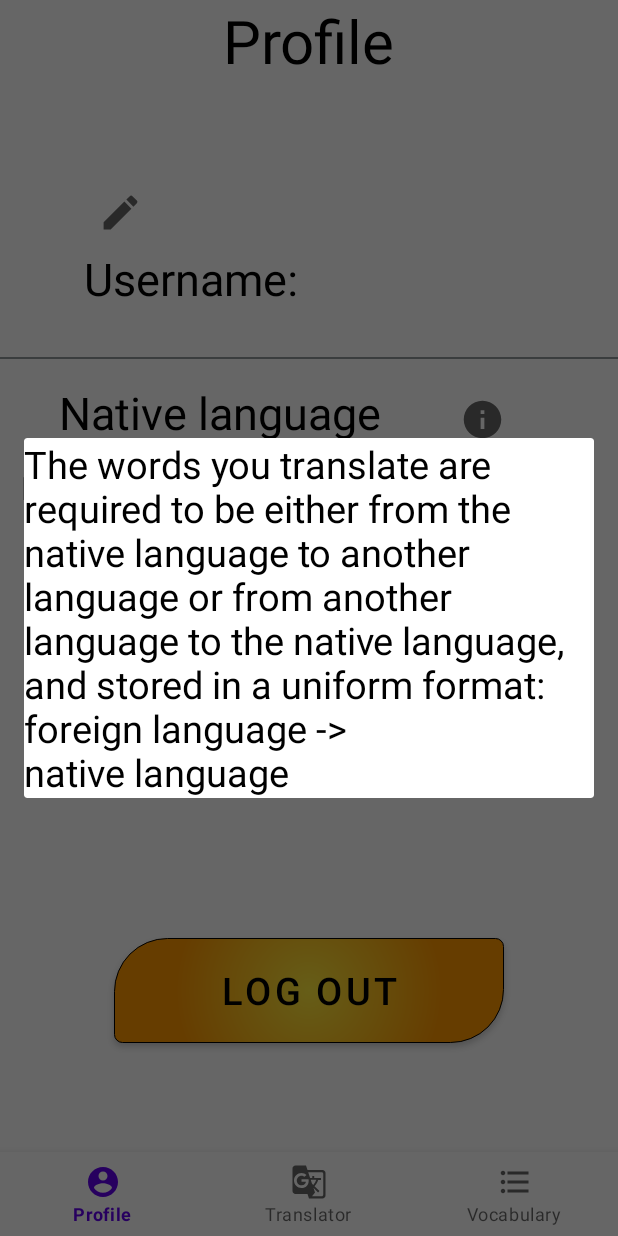
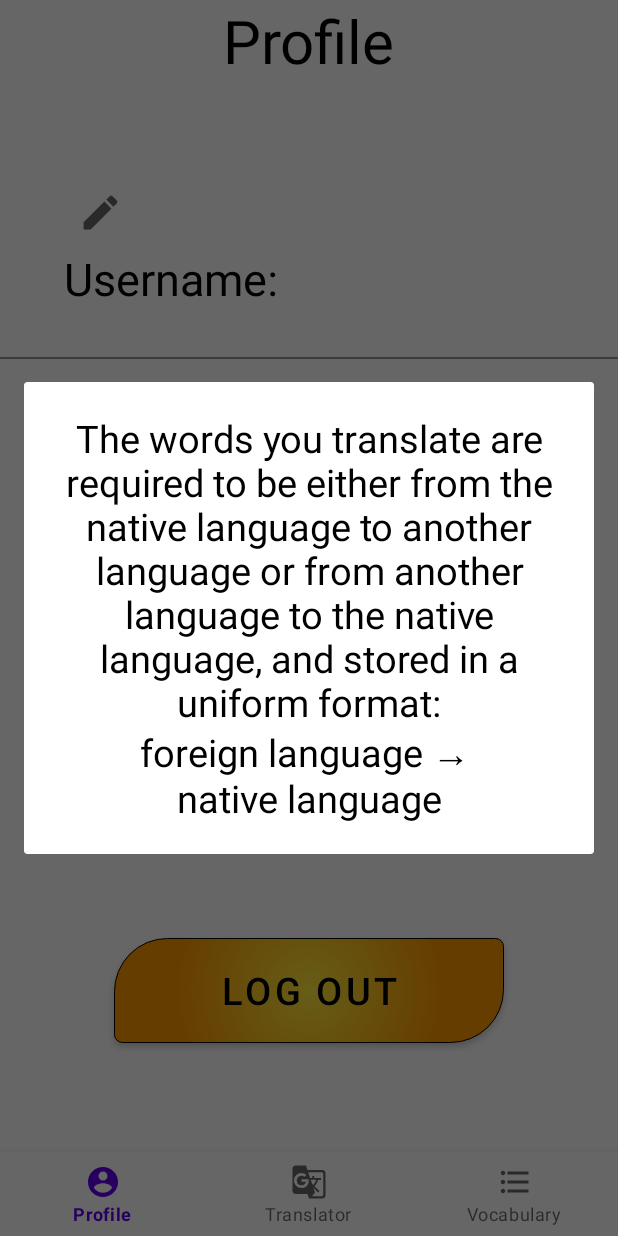
Before and after one commit to IlaiGrin/projectTranslator, an Android app: the screen it shows after launch once a user with an empty profile is signed in (MainActivity), after a tap on an icon or button, on a phone screen of 412 x 824 dp. Run offline under Robolectric (Android 15) with nearby library versions, the phone set to English and light mode, and no system bars; our stand-ins replace Firebase (no records; nobody signed in at launch, a user with empty details on screens opened directly); libraries missing offline, so code that uses them is left out: com.google.mlkit.nl.

Commit message:
delete word

```diff
--- a/app/src/main/java/com/example/projecttranslator/AddWordFragment.java
+++ b/app/src/main/java/com/example/projecttranslator/AddWordFragment.java
@@ -121,7 +121,8 @@ public class AddWordFragment extends Fragment implements View.OnClickListener {
         if (requestCode == MICROPHONE_CODE){
             if(data != null) {
                 ArrayList<String> result = data.getStringArrayListExtra(RecognizerIntent.EXTRA_RESULTS);
-                input.setText(result.get(0).split(" ", 2)[0]);
+                //input.setText(result.get(0).split(" ", 2)[0]);
+                input.setText(result.get(0));
             }
         }
     }
--- a/app/src/main/java/com/example/projecttranslator/ProfileFragment.java
+++ b/app/src/main/java/com/example/projecttranslator/ProfileFragment.java
@@ -5,6 +5,7 @@ import android.content.Context;
 import android.content.Intent;
 import android.os.Bundle;
 import android.service.autofill.UserData;
+import android.util.Size;
 import android.view.ContentInfo;
 import android.view.LayoutInflater;
 import android.view.View;
--- a/app/src/main/java/com/example/projecttranslator/VocabularyDB.java
+++ b/app/src/main/java/com/example/projecttranslator/VocabularyDB.java
@@ -53,4 +53,7 @@ public class VocabularyDB {
         } else
             Toast.makeText(context,"translation already exists",Toast.LENGTH_SHORT).show();
     }
+    public void removeWord(String word){
+        dataBase.remove(word);
+    }
 }
--- a/app/src/main/res/drawable/ic_delete.xml
+++ b/app/src/main/res/drawable/ic_delete.xml
@@ -1,5 +1,5 @@
-<vector android:height="35dp" android:tint="?attr/colorControlNormal"
+<vector android:height="30dp" android:tint="?attr/colorControlNormal"
     android:viewportHeight="24" android:viewportWidth="24"
-    android:width="35dp" xmlns:android="http://schemas.android.com/apk/res/android">
+    android:width="30dp" xmlns:android="http://schemas.android.com/apk/res/android">
     <path android:fillColor="@android:color/white" android:pathData="M6,19c0,1.1 0.9,2 2,2h8c1.1,0 2,-0.9 2,-2V7H6v12zM19,4h-3.5l-1,-1h-5l-1,1H5v2h14V4z"/>
 </vector>
--- a/app/src/main/res/layout/native_dialog.xml
+++ b/app/src/main/res/layout/native_dialog.xml
@@ -1,13 +1,21 @@
 <?xml version="1.0" encoding="utf-8"?>
 <androidx.constraintlayout.widget.ConstraintLayout xmlns:android="http://schemas.android.com/apk/res/android"
+    xmlns:app="http://schemas.android.com/apk/res-auto"
+    xmlns:tools="http://schemas.android.com/tools"
     android:layout_width="match_parent"
     android:layout_height="match_parent">
 
     <TextView
-        android:layout_width="match_parent"
-        android:layout_height="match_parent"
-        android:text="The words you translate are required to be either from the native language to another language or from another language to the native language, and stored in a uniform format:\nforeign language -> \nnative language"
+        android:layout_width="wrap_content"
+        android:layout_height="wrap_content"
+        android:gravity="center"
+        android:paddingLeft="15dp"
+        android:paddingRight="15dp"
+        android:paddingTop="20dp"
+        android:paddingBottom="20dp"
+        android:text="The words you translate are required to be either from the native language to another language or from another language to the native language, and stored in a uniform format:\nforeign language → \nnative language"
         android:textColor="@color/black"
-        android:textSize="25dp"/>
+        android:textSize="25dp"
+        tools:ignore="MissingConstraints" />
 
 </androidx.constraintlayout.widget.ConstraintLayout>
--- a/app/src/main/res/layout/profile_fragment.xml
+++ b/app/src/main/res/layout/profile_fragment.xml
@@ -27,7 +27,7 @@
         app:endIconMode="custom"
         app:layout_constraintBottom_toTopOf="@+id/log_out_btn"
         app:layout_constraintEnd_toEndOf="parent"
-        app:layout_constraintHorizontal_bias="0.5"
+        app:layout_constraintHorizontal_bias="0.38"
         app:layout_constraintStart_toStartOf="parent"
         app:layout_constraintTop_toTopOf="parent"
         app:layout_constraintVertical_bias="0.211"
@@ -69,10 +69,10 @@
         android:layout_height="wrap_content"
         app:layout_constraintBottom_toBottomOf="parent"
         app:layout_constraintEnd_toEndOf="parent"
-        app:layout_constraintEnd_toStartOf="@+id/textView"
+        app:layout_constraintHorizontal_bias="0.14"
         app:layout_constraintStart_toStartOf="parent"
         app:layout_constraintTop_toTopOf="parent"
-        app:layout_constraintVertical_bias="0.42" />
+        app:layout_constraintVertical_bias="0.42"/>
 
     <TextView
         android:id="@+id/textView2"
```
Also changed, not shown: app/src/main/java/com/example/projecttranslator/FirebaseDBManager.java (+32 -26 lines), app/src/main/java/com/example/projecttranslator/Languages.java (+7 -6 lines), app/src/main/java/com/example/projecttranslator/User.java (+11 -0 lines), app/src/main/java/com/example/projecttranslator/VocabularyFragment.java (+6 -4 lines), app/src/main/java/com/example/projecttranslator/VocabularyOptionsAdapter.java (renamed from app/src/main/java/com/example/projecttranslator/VocabularyOptionsAdaptor.java, +3 -6 lines), app/src/main/java/com/example/projecttranslator/VocabularyWordsAdapter.java (added, +98 -0 lines), app/src/main/java/com/example/projecttranslator/VocabularyWordsAdaptor.java (deleted, +0 -59 lines), app/src/main/res/layout/list_word_layout.xml (+11 -1 lines).
